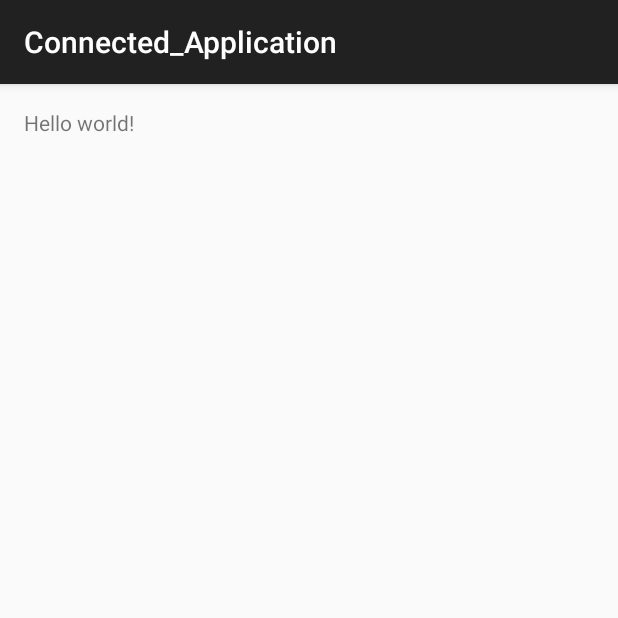
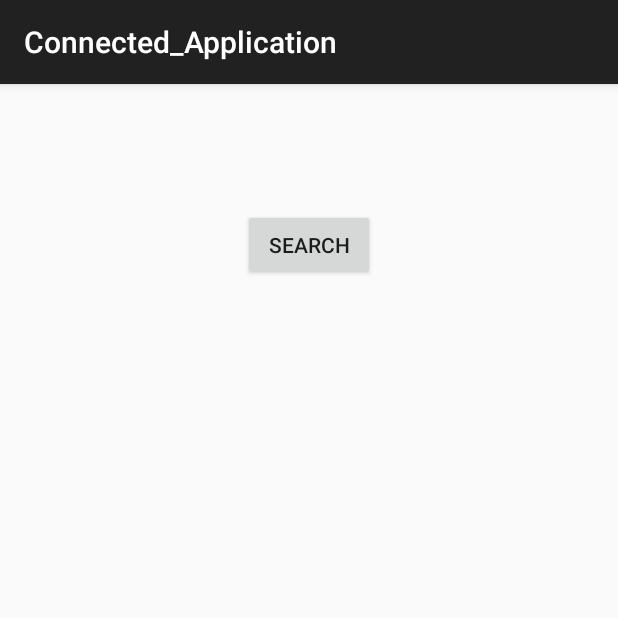
Before and after one commit to Kristie-Syda/Java-1, an Android app: the screen it shows after launch (MainActivity), on a phone screen of 412 x 824 dp, the top half of it. Run offline under Robolectric (Android 15) with nearby library versions, the phone set to English and light mode, and no system bars.

Commit message:
start-over

```diff
--- a/Connected_Application/app/src/main/java/com/kristiesyda/connected_application/MainActivity.java
+++ b/Connected_Application/app/src/main/java/com/kristiesyda/connected_application/MainActivity.java
@@ -6,6 +6,8 @@ import android.net.NetworkInfo;
 import android.os.AsyncTask;
 import android.support.v7.app.ActionBarActivity;
 import android.os.Bundle;
+import android.view.View;
+import android.widget.Button;
 import android.widget.Toast;
 
 import java.io.BufferedInputStream;
@@ -25,33 +27,42 @@ public class MainActivity extends ActionBarActivity {
         super.onCreate(savedInstanceState);
         setContentView(R.layout.activity_main);
 
-        // Getting our connectivity manager.
-        ConnectivityManager mgr = (ConnectivityManager)getSystemService(Context.CONNECTIVITY_SERVICE);
-        // Getting our active network information.
-        NetworkInfo netInfo = mgr.getActiveNetworkInfo();
-        //checks connection.
-        if(netInfo != null) {
-            CharSequence text;
-            if (netInfo.isConnected()) {
-                // We have a valid data connection
-                text = "Connected";
+        Button button = (Button) findViewById(R.id.button);
+        button.setOnClickListener(new View.OnClickListener() {
+            @Override
+            public void onClick(View v) {
+                try{
+                    URL url = new URL("");
+                }
             }
-            else {
-                text = "No Connection";
-            }
-            Context context = getApplicationContext();
-            int duration = Toast.LENGTH_SHORT;
-            Toast toast = Toast.makeText(context, text, duration);
-            toast.show();
-        }
+        });
+
+//        // Getting our connectivity manager.
+//        ConnectivityManager mgr = (ConnectivityManager)getSystemService(Context.CONNECTIVITY_SERVICE);
+//        // Getting our active network information.
+//        NetworkInfo netInfo = mgr.getActiveNetworkInfo();
+//        //checks connection.
+//        if(netInfo != null) {
+//            CharSequence text;
+//            if (netInfo.isConnected()) {
+//                // We have a valid data connection
+//                text = "Connected";
+//            }
+//            else {
+//                text = "No Connection";
+//            }
+//            Context context = getApplicationContext();
+//            int duration = Toast.LENGTH_SHORT;
+//            Toast toast = Toast.makeText(context, text, duration);
+//            toast.show();
+//        }
 
         // The URL string that points to our web resource.
-        //String urlString = "http://www.example.com/some_api";
-        // Creating the URL object that points to our web resource.
+        String urlString = "https://api.themoviedb.org/3/movie/550?api_key=62dbead3af716cd1edf3092f3be3bf5e";
         URL url = null;
         try {
-            url = new URL("https://api.themoviedb.org/3/movie/550?api_key=62dbead3af716cd1edf3092f3be3bf5e");
-
+            url = new URL(urlString);
+            // Establish a connection to the resource at the URL.
             HttpURLConnection connection = (HttpURLConnection) url.openConnection();
             // Setting connection properties.
             connection.setRequestMethod("GET");
@@ -61,22 +72,18 @@ public class MainActivity extends ActionBarActivity {
             connection.connect();
             // Optionally check the status code. Status 200 means everything went OK.
             int statusCode = connection.getResponseCode();
+            System.out.println(statusCode);
             // Getting the InputStream with the data from our resource.
-            InputStream stream = connection.getInputStream();
+
             // Reading data from the InputStream using the Apache library.
-            String resourceData = IOUtils.toString(stream);
-            // Cleaning up our connection resources.
-            stream.close();
+            String resourceData = IOUtils.toString(connection.getInputStream());
+            System.out.println(resourceData);
+
             connection.disconnect();
             // The resourceData string should now have our data.
-
-        } catch (MalformedURLException e) {
-            e.printStackTrace();
         } catch (IOException e) {
             e.printStackTrace();
         }
-
-
 
 
 
--- a/Connected_Application/app/src/main/res/layout/activity_main.xml
+++ b/Connected_Application/app/src/main/res/layout/activity_main.xml
@@ -5,7 +5,13 @@
     android:paddingTop="@dimen/activity_vertical_margin"
     android:paddingBottom="@dimen/activity_vertical_margin" tools:context=".MainActivity">
 
-    <TextView android:text="@string/hello_world" android:layout_width="wrap_content"
-        android:layout_height="wrap_content" />
 
+    <Button
+        android:layout_width="wrap_content"
+        android:layout_height="wrap_content"
+        android:text="Search"
+        android:id="@+id/button"
+        android:layout_alignParentTop="true"
+        android:layout_centerHorizontal="true"
+        android:layout_marginTop="67dp" />
 </RelativeLayout>
```
Also changed, not shown: 3 other files.
